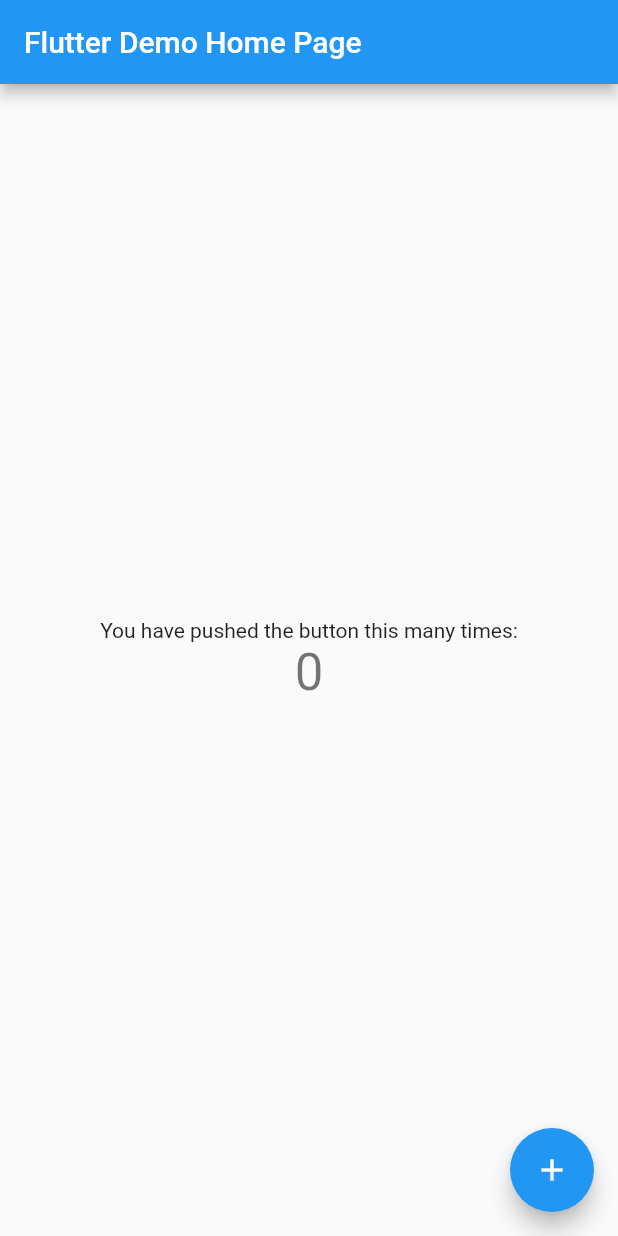
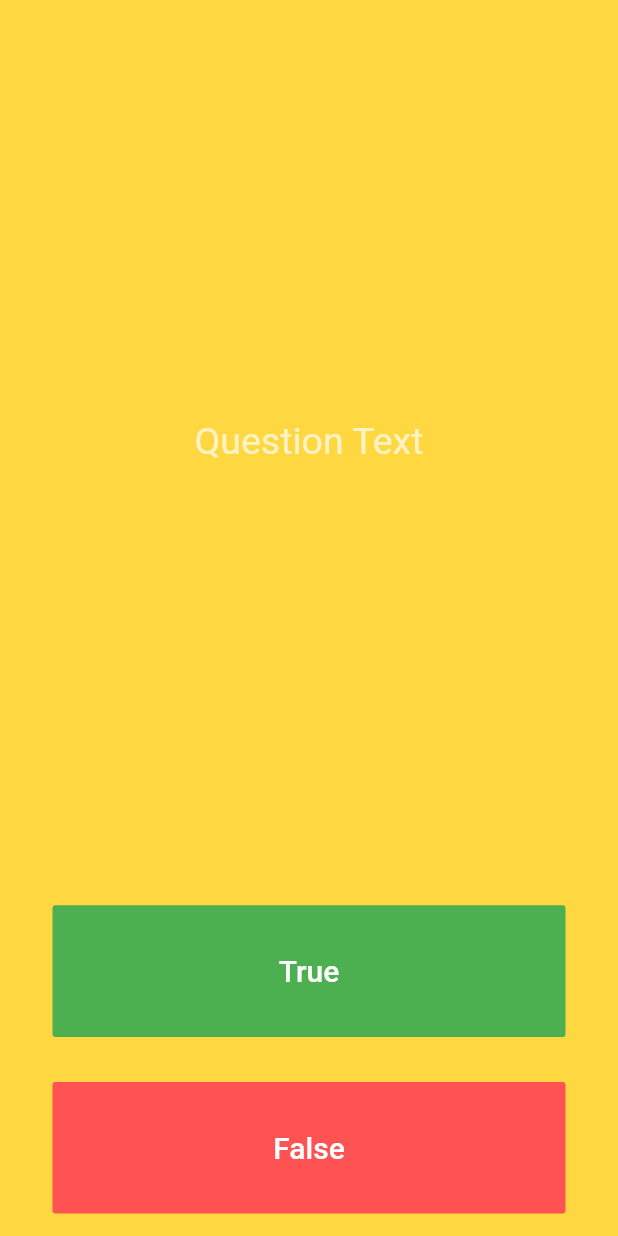
Before and after one commit to ayushi1376/Quizzer, a Flutter app: the screen it shows after launch, on a phone screen of 412 x 824 dp. Run offline on Flutter 3.47's test engine with Material 2 defaults, Android fonts, the phone set to English and light mode, and no system bars.

Commit message:
Second Commit

```diff
--- a/lib/main.dart
+++ b/lib/main.dart
@@ -1,117 +1,92 @@
 import 'package:flutter/material.dart';
 
 void main() {
-  runApp(MyApp());
+  runApp(Quizzer());
 }
 
-class MyApp extends StatelessWidget {
-  // This widget is the root of your application.
+class Quizzer extends StatelessWidget {
   @override
   Widget build(BuildContext context) {
     return MaterialApp(
-      title: 'Flutter Demo',
-      theme: ThemeData(
-        // This is the theme of your application.
-        //
-        // Try running your application with "flutter run". You'll see the
-        // application has a blue toolbar. Then, without quitting the app, try
-        // changing the primarySwatch below to Colors.green and then invoke
-        // "hot reload" (press "r" in the console where you ran "flutter run",
-        // or simply save your changes to "hot reload" in a Flutter IDE).
-        // Notice that the counter didn't reset back to zero; the application
-        // is not restarted.
-        primarySwatch: Colors.blue,
-        // This makes the visual density adapt to the platform that you run
-        // the app on. For desktop platforms, the controls will be smaller and
-        // closer together (more dense) than on mobile platforms.
-        visualDensity: VisualDensity.adaptivePlatformDensity,
+      home: Scaffold(
+        backgroundColor: Colors.amberAccent,
+        body: SafeArea(
+          child: Padding(
+              padding: EdgeInsets.symmetric(horizontal: 20.0),
+          child: QuizPage(),
+          ),
+        ),
       ),
-      home: MyHomePage(title: 'Flutter Demo Home Page'),
     );
   }
 }
-
-class MyHomePage extends StatefulWidget {
-  MyHomePage({Key key, this.title}) : super(key: key);
-
-  // This widget is the home page of your application. It is stateful, meaning
-  // that it has a State object (defined below) that contains fields that affect
-  // how it looks.
-
-  // This class is the configuration for the state. It holds the values (in this
-  // case the title) provided by the parent (in this case the App widget) and
-  // used by the build method of the State. Fields in a Widget subclass are
-  // always marked "final".
-
-  final String title;
-
+class QuizPage extends StatefulWidget {
   @override
-  _MyHomePageState createState() => _MyHomePageState();
+  _QuizPageState createState() => _QuizPageState();
 }
 
-class _MyHomePageState extends State<MyHomePage> {
-  int _counter = 0;
-
-  void _incrementCounter() {
-    setState(() {
-      // This call to setState tells the Flutter framework that something has
-      // changed in this State, which causes it to rerun the build method below
-      // so that the display can reflect the updated values. If we changed
-      // _counter without calling setState(), then the build method would not be
-      // called again, and so nothing would appear to happen.
-      _counter++;
-    });
-  }
-
+class _QuizPageState extends State<QuizPage> {
   @override
   Widget build(BuildContext context) {
-    // This method is rerun every time setState is called, for instance as done
-    // by the _incrementCounter method above.
-    //
-    // The Flutter framework has been optimized to make rerunning build methods
-    // fast, so that you can just rebuild anything that needs updating rather
-    // than having to individually change instances of widgets.
-    return Scaffold(
-      appBar: AppBar(
-        // Here we take the value from the MyHomePage object that was created by
-        // the App.build method, and use it to set our appbar title.
-        title: Text(widget.title),
-      ),
-      body: Center(
-        // Center is a layout widget. It takes a single child and positions it
-        // in the middle of the parent.
-        child: Column(
-          // Column is also a layout widget. It takes a list of children and
-          // arranges them vertically. By default, it sizes itself to fit its
-          // children horizontally, and tries to be as tall as its parent.
-          //
-          // Invoke "debug painting" (press "p" in the console, choose the
-          // "Toggle Debug Paint" action from the Flutter Inspector in Android
-          // Studio, or the "Toggle Debug Paint" command in Visual Studio Code)
-          // to see the wireframe for each widget.
-          //
-          // Column has various properties to control how it sizes itself and
-          // how it positions its children. Here we use mainAxisAlignment to
-          // center the children vertically; the main axis here is the vertical
-          // axis because Columns are vertical (the cross axis would be
-          // horizontal).
-          mainAxisAlignment: MainAxisAlignment.center,
-          children: <Widget>[
-            Text(
-              'You have pushed the button this many times:',
+    return Column(
+      mainAxisAlignment: MainAxisAlignment.spaceBetween,
+      crossAxisAlignment: CrossAxisAlignment.stretch,
+      children: <Widget>[
+        Expanded(
+          flex: 5,
+            child:Padding(
+                padding: EdgeInsets.all(10.0),
+              child: Center(
+                child: Text('Question Text',
+                  textAlign: TextAlign.center,
+                  style: TextStyle(
+                    fontSize: 25.0,
+                    color: Colors.white70,
+                  ),
+                ),
+              ),
             ),
-            Text(
-              '$_counter',
-              style: Theme.of(context).textTheme.headline4,
+        ),
+        Expanded(
+          child: Padding(
+            padding: EdgeInsets.all(15.0),
+            child: FlatButton(
+              textColor: Colors.white,
+              color: Colors.green,
+              child: Text(
+                'True',
+                style: TextStyle(
+                  color: Colors.white,
+                  fontSize: 20.0,
+                ),
+              ),
+              onPressed: () {
+                //The user picked true.
+              },
             ),
-          ],
+          ),
         ),
-      ),
-      floatingActionButton: FloatingActionButton(
-        onPressed: _incrementCounter,
-        tooltip: 'Increment',
-        child: Icon(Icons.add),
-      ), // This trailing comma makes auto-formatting nicer for build methods.
+        Expanded(
+          child: Padding(
+            padding: EdgeInsets.all(15.0),
+            child: FlatButton(
+              textColor: Colors.white,
+              color: Colors.redAccent,
+              child: Text(
+                'False',
+                style: TextStyle(
+                  color: Colors.white,
+                  fontSize: 20.0,
+                ),
+              ),
+              onPressed: () {
+                //The user picked true.
+              },
+            ),
+          ),
+        ),
+      ],
     );
+
   }
 }
```
